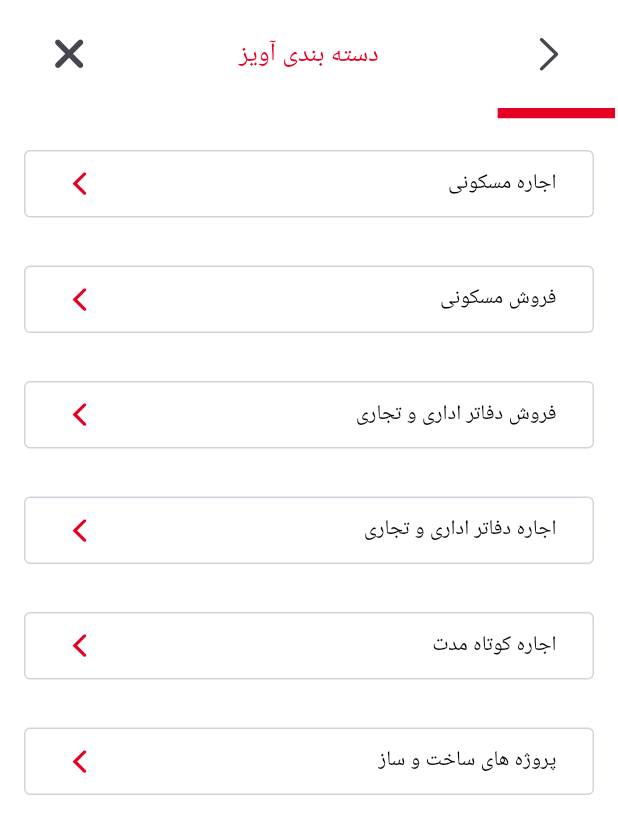
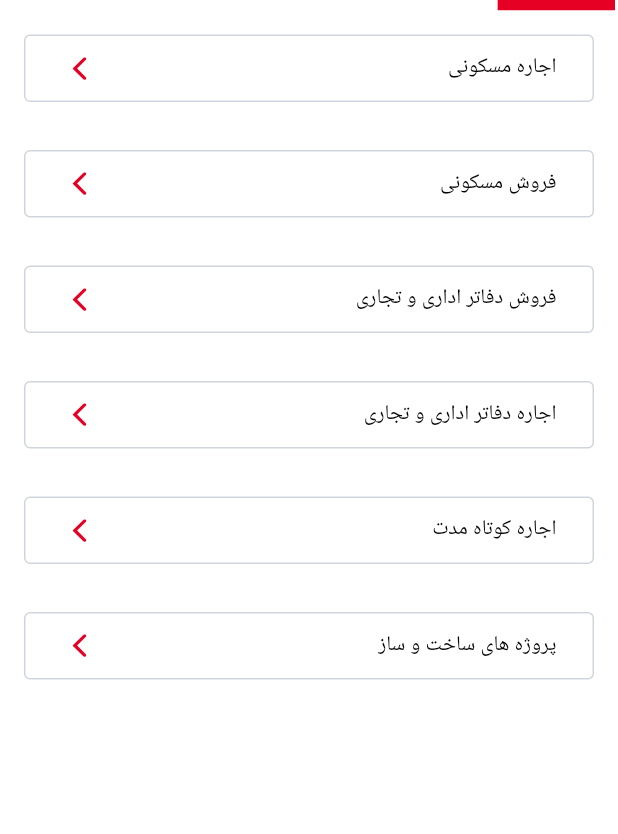
Before and after one commit to Ho3einTahan/Aviz-Application, a Flutter app: the CategoryScreen screen opened directly, on a phone screen of 412 x 824 dp. Shown: the top 834 px of the screen. Run offline on Flutter 3.47's test engine with Material 3 defaults, Android fonts, the phone set to English and light mode, and no system bars; drawn by our look-alikes of step_progress_indicator; our stand-ins replace animated_custom_dropdown, font_awesome_flutter, input_quantity.

Commit message:
Update category-screen.dart

```diff
--- a/lib/view/screen/category-screen.dart
+++ b/lib/view/screen/category-screen.dart
@@ -30,37 +30,7 @@ class CategoryScreen extends StatelessWidget {
           textDirection: TextDirection.rtl,
           child: Column(
             children: [
-              Padding(
-                padding:
-                    const EdgeInsets.symmetric(horizontal: 22, vertical: 12),
-                child: Row(
-                  mainAxisAlignment: MainAxisAlignment.spaceBetween,
-                  children: [
-                    IconButton(
-                      onPressed: () => Navigator.of(context).pushAndRemoveUntil(
-                          MaterialPageRoute(
-                            builder: (context) =>
-                                const CustomBottomNavigationScreen(),
-                          ),
-                          (route) => false),
-                      icon: const Icon(CupertinoIcons.left_chevron, size: 30),
-                    ),
-                    Text(
-                      'دسته بندی آویز',
-                      style: TextStyle(
-                          color: AppColor.primary,
-                          fontWeight: FontWeight.w500,
-                          fontSize: 17),
-                    ),
-                    IconButton(
-                      onPressed: () => Navigator.pop(context),
-                      icon: const Icon(FontAwesomeIcons.xmark, size: 30),
-                    ),
-                  ],
-                ),
-              ),
-              StepProgressIndicatorWidget(currentStep: 1),
-              const SizedBox(height: 5),
+              StepProgressIndicatorWidget(currentStep: 1, context: context),
               SizedBox(
                 height: 500,
                 child: ListView.builder(
```
